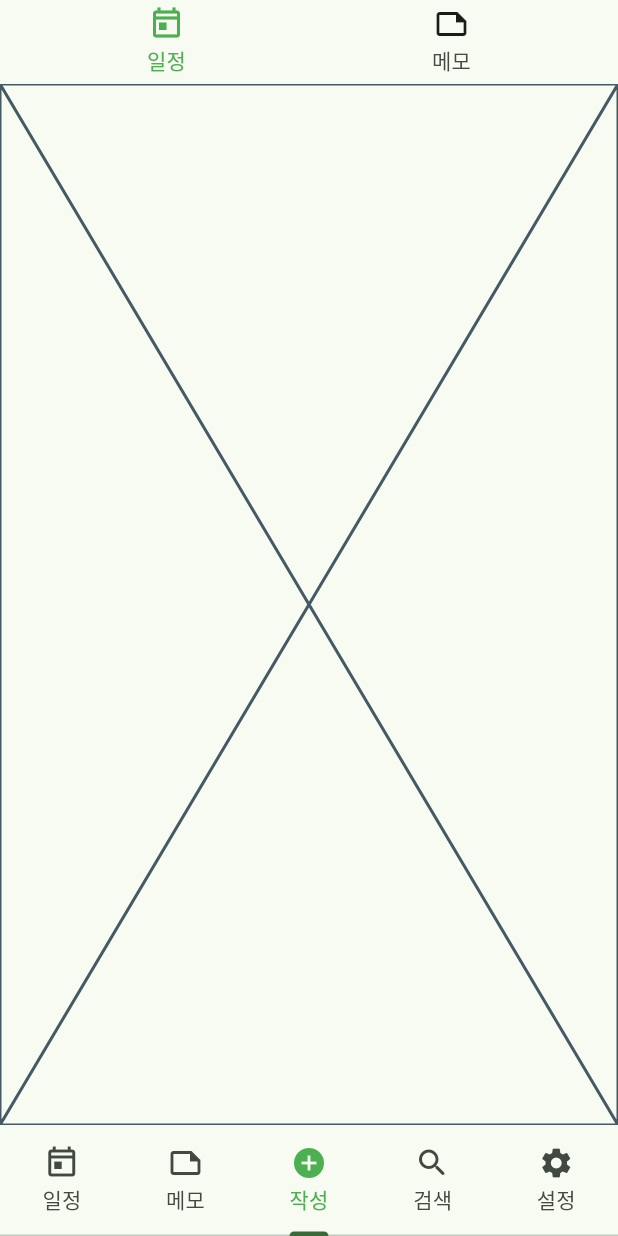
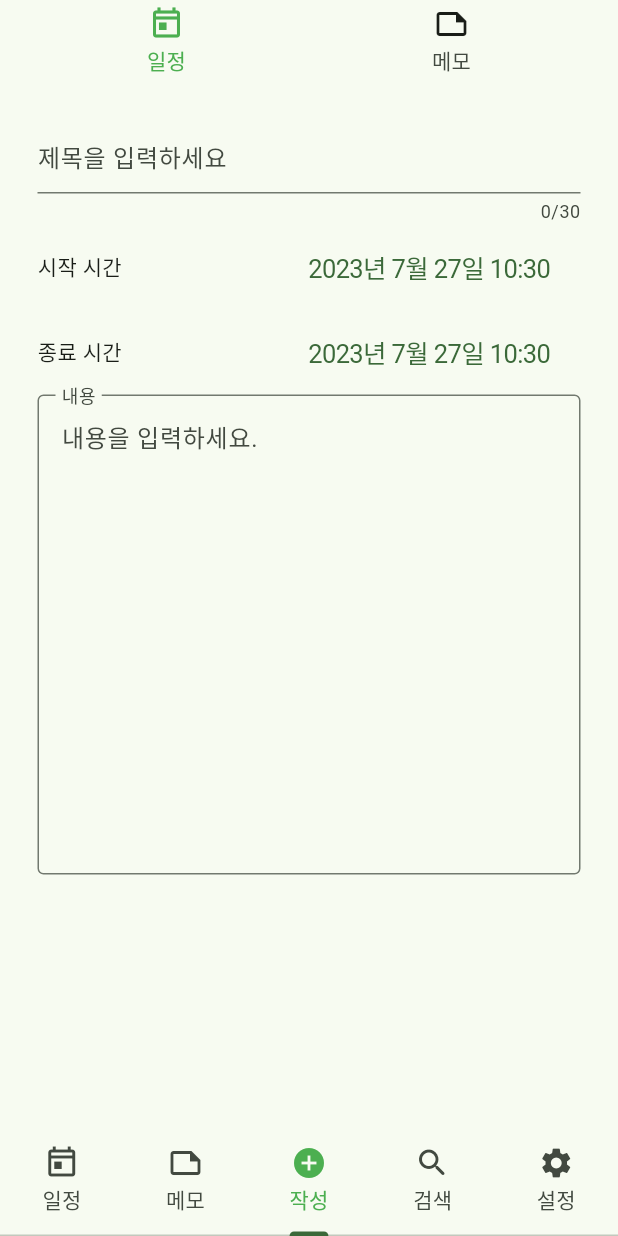
Before and after one commit to ethan-oh/todolist-flutter-app, a Flutter app: the screen it shows after launch, item 3 of the bottom bar chosen, on a phone screen of 412 x 824 dp. Run offline on Flutter 3.47's test engine with Material 2 defaults, Android fonts, the phone set to English and light mode, and no system bars; our stand-ins replace cloud_firestore, firebase_core, get, sqflite, table_calendar; accounts and stored records are empty; network calls fail; Roboto replaces fonts that are missing (Yeongdeok).

Commit message:
pupspec.yaml에 localizaion 추가 및 main에서 언어 세팅, writeSchedule 디자인 일부 구현

```diff
--- a/lib/main.dart
+++ b/lib/main.dart
@@ -1,5 +1,7 @@
 import 'package:firebase_core/firebase_core.dart';
+import 'package:flutter/cupertino.dart';
 import 'package:flutter/material.dart';
+import 'package:flutter_localizations/flutter_localizations.dart';
 import 'package:get/get.dart';
 import 'package:provider/provider.dart';
 import 'package:team_four_todo_list_app/firebase_options.dart';
@@ -29,6 +31,14 @@ class MyApp extends StatelessWidget {
           colorScheme: ColorScheme.fromSeed(seedColor: Colors.green),
           useMaterial3: true,
         ),
+        localizationsDelegates: const [
+        GlobalMaterialLocalizations.delegate,
+        GlobalCupertinoLocalizations.delegate,
+        DefaultCupertinoLocalizations.delegate,
+      ],
+      supportedLocales: const [
+        Locale('ko', ''),
+      ],
         home: const Home(),
       ),
     );
--- a/lib/view/write_schedule.dart
+++ b/lib/view/write_schedule.dart
@@ -1,3 +1,4 @@
+import 'package:flutter/cupertino.dart';
 import 'package:flutter/material.dart';
 
 class WriteSchedule extends StatefulWidget {
@@ -8,8 +9,116 @@ class WriteSchedule extends StatefulWidget {
 }
 
 class _WriteScheduleState extends State<WriteSchedule> {
+
+  // Property
+  late TextEditingController titleController;
+  late TextEditingController contentController;
+  late DateTime startDateTime;
+  late DateTime endDateTime;
+
+  @override
+  void initState() {
+    super.initState();
+    titleController = TextEditingController();
+    contentController = TextEditingController();
+    startDateTime = DateTime.now();
+    endDateTime = DateTime.now();
+  }
+
+
   @override
   Widget build(BuildContext context) {
-    return const Placeholder();
+    return GestureDetector(
+      onTap: () => FocusScope.of(context).unfocus(),
+      child: Padding(
+        padding: const EdgeInsets.all(25.0),
+        child: SingleChildScrollView(
+          child: Center(
+            child: Column(
+              children: [
+                TextField(
+                  controller: titleController,
+                  maxLength: 30,
+                  decoration: const InputDecoration(
+                    hintText: '제목을 입력하세요',
+                  ),
+                ),
+                Row(
+                  mainAxisAlignment: MainAxisAlignment.spaceBetween,
+                  children: [
+                    const Text('시작 시간'),
+                    CupertinoButton(
+                      onPressed: () => _showDateTimeDialog(
+                        CupertinoDatePicker(
+                          initialDateTime: startDateTime,
+                          use24hFormat: true,
+                          // This is called when the user changes the dateTime.
+                          onDateTimeChanged: (DateTime newDateTime) {
+                            setState(() => startDateTime = newDateTime);
+                          },
+                        ),
+                      ),
+                      child: Text('${startDateTime.year}년 ${startDateTime.month}월 ${startDateTime.day}일 ${startDateTime.hour}:${endDateTime.minute}'),
+                    ),
+                  ],
+                ),
+                Row(
+                  mainAxisAlignment: MainAxisAlignment.spaceBetween,
+                  children: [
+                    const Text('종료 시간'),
+                    CupertinoButton(
+                      onPressed: () => _showDateTimeDialog(
+                        CupertinoDatePicker(
+                          initialDateTime: endDateTime,
+                          use24hFormat: true,
+                          // This is called when the user changes the dateTime.
+                          onDateTimeChanged: (DateTime newDateTime) {
+                            setState(() => endDateTime = newDateTime);
+                          },
+                        ),
+                      ),
+                      child: Text('${endDateTime.year}년 ${endDateTime.month}월 ${endDateTime.day}일 ${endDateTime.hour}:${endDateTime.minute}'),
+                    ),
+                  ],
+                ),
+                TextField(
+                        // 메모내용  ------------
+                        controller: contentController,
+                        maxLines: null,
+                        minLines: 12,
+                        decoration: const InputDecoration(
+                          hintText: '내용을 입력하세요.',
+                          labelText: '내용',
+                          labelStyle: TextStyle(),
+                          border: OutlineInputBorder(),
+                          floatingLabelBehavior: FloatingLabelBehavior.always,
+                        ),
+                      ),
+              ],
+            ),
+          ),
+        ),
+      ),
+    );
   }
-}
+
+  // -----  Functions -----
+  _showDateTimeDialog(Widget child){
+    showCupertinoModalPopup(
+      context: context,
+      builder: (BuildContext context) => Container(
+        height: 216,
+        padding: const EdgeInsets.only(top: 6.0),
+        margin: EdgeInsets.only(
+          bottom: MediaQuery.of(context).viewInsets.bottom,
+        ),
+        color: CupertinoColors.systemBackground.resolveFrom(context),
+        child: SafeArea(
+          top: false,
+          child: child,
+        ),
+      ),
+    );
+  }
+
+} // End
--- a/pubspec.yaml
+++ b/pubspec.yaml
@@ -29,6 +29,8 @@ environment:
 # versions available, run `flutter pub outdated`.
 dependencies:
   flutter:
+    sdk: flutter
+  flutter_localizations:
     sdk: flutter
 
 
```
